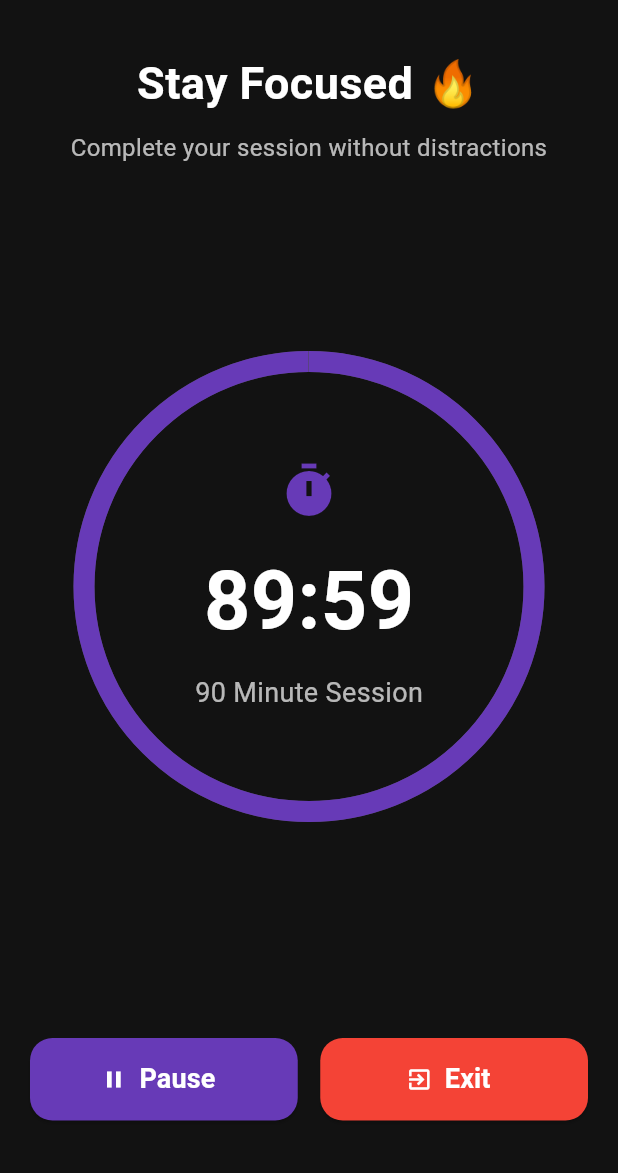
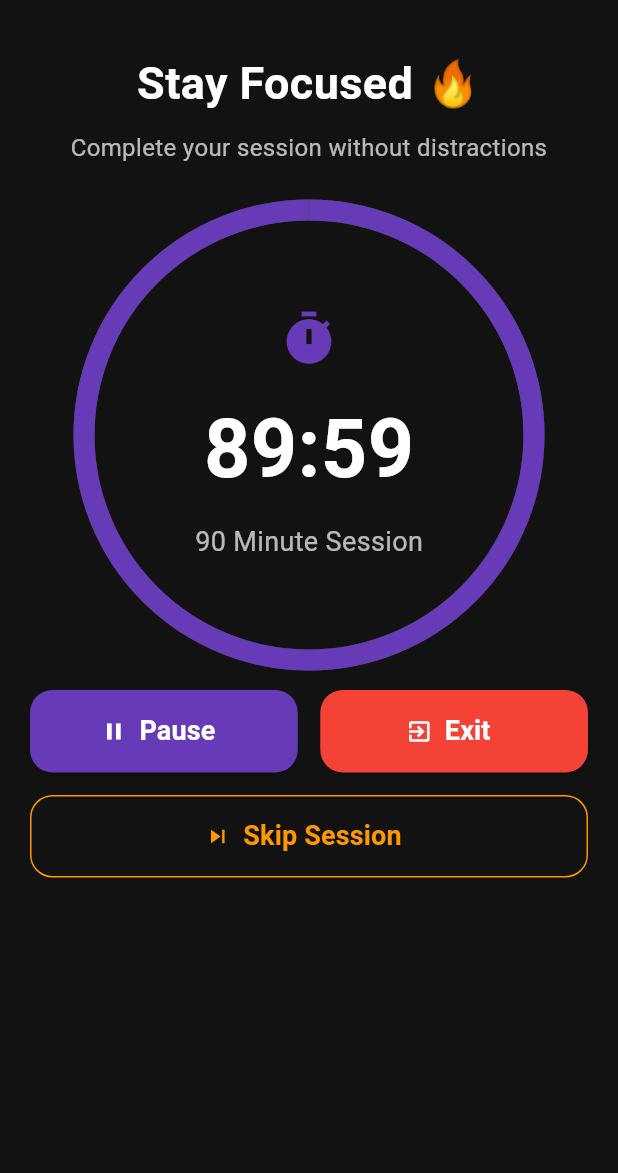
Before and after one commit to varuntej-suri/FocusForge, a Flutter app: the screen it shows after launch, after a tap on "START FOCUS", on a phone screen of 412 x 824 dp, the part 63-1236 px from its top. Run offline on Flutter 3.47's test engine with Material 3 defaults, Android fonts, the phone set to English and light mode, and no system bars; our stand-ins replace wakelock_plus.

Commit message:
feat: add skip session and session result screen

```diff
--- a/lib/screens/timer/timer_screen.dart
+++ b/lib/screens/timer/timer_screen.dart
@@ -1,6 +1,8 @@
 import 'dart:async';
 import 'package:flutter/material.dart';
 import 'package:wakelock_plus/wakelock_plus.dart';
+
+import 'session_result_screen.dart';
 
 class TimerScreen extends StatefulWidget {
   final int minutes;
@@ -22,19 +24,20 @@ class _TimerScreenState extends State<TimerScreen> {
   bool isRunning = true;
 
   @override
-  @override
   void initState() {
     super.initState();
 
     totalSeconds = widget.minutes * 60;
     remainingSeconds = totalSeconds;
 
-    // Prevent screen from sleeping
     WakelockPlus.enable();
 
     startTimer();
   }
 
+  // -----------------------------
+  // Start Timer
+  // -----------------------------
   void startTimer() {
     timer = Timer.periodic(
       const Duration(seconds: 1),
@@ -45,15 +48,20 @@ class _TimerScreenState extends State<TimerScreen> {
           });
         } else {
           timer.cancel();
+
           WakelockPlus.disable();
 
-            ScaffoldMessenger.of(context).showSnackBar(
-              const SnackBar(
-                content: Text("🎉 Focus Session Completed!"),
+          Navigator.pushReplacement(
+            context,
+            MaterialPageRoute(
+              builder: (_) => SessionResultScreen(
+                minutes: widget.minutes,
+                totalSeconds: totalSeconds,
+                focusedSeconds: totalSeconds,
+                completed: true,
+              ),
             ),
           );
-
-            Navigator.pop(context);
         }
       },
     );
@@ -63,6 +71,9 @@ class _TimerScreenState extends State<TimerScreen> {
     });
   }
 
+  // -----------------------------
+  // Pause Timer
+  // -----------------------------
   void pauseTimer() {
     timer?.cancel();
 
@@ -71,10 +82,61 @@ class _TimerScreenState extends State<TimerScreen> {
     });
   }
 
+  // -----------------------------
+  // Resume Timer
+  // -----------------------------
   void resumeTimer() {
     startTimer();
+  }  // -----------------------------
+  // Skip Session Dialog
+  // -----------------------------
+  void showSkipDialog() {
+    showDialog(
+      context: context,
+      builder: (context) => AlertDialog(
+        title: const Text("Skip Session?"),
+        content: const Text(
+          "Are you sure you want to skip this focus session?",
+        ),
+        actions: [
+          TextButton(
+            onPressed: () {
+              Navigator.pop(context);
+            },
+            child: const Text("Continue"),
+          ),
+          ElevatedButton(
+            onPressed: () {
+              Navigator.pop(context);
+
+              timer?.cancel();
+              WakelockPlus.disable();
+
+              final focusedSeconds =
+                  totalSeconds - remainingSeconds;
+
+              Navigator.pushReplacement(
+                context,
+                MaterialPageRoute(
+                  builder: (_) => SessionResultScreen(
+                    minutes: widget.minutes,
+                    totalSeconds: totalSeconds,
+                    focusedSeconds: focusedSeconds,
+                    completed: false,
+                  ),
+                ),
+              );
+            },
+            child: const Text("Skip"),
+          ),
+        ],
+      ),
+    );
   }
 
+  // -----------------------------
+  // Format Timer
+  // -----------------------------
   String formatTime() {
     final minutes = remainingSeconds ~/ 60;
     final seconds = remainingSeconds % 60;
@@ -91,8 +153,7 @@ class _TimerScreenState extends State<TimerScreen> {
 
   @override
   Widget build(BuildContext context) {
-    final double progress =
-        remainingSeconds / totalSeconds;
+    final progress = remainingSeconds / totalSeconds;
 
     return Scaffold(
       backgroundColor: const Color(0xFF121212),
@@ -101,15 +162,13 @@ class _TimerScreenState extends State<TimerScreen> {
         backgroundColor: Colors.transparent,
         elevation: 0,
         centerTitle: true,
-        title: const Text(
-          "Focus Session",
-        ),
+        title: const Text("Focus Session"),
       ),
 
       body: SafeArea(
+        child: SingleChildScrollView(
           child: Column(
             children: [
-
               const SizedBox(height: 20),
 
               const Text(
@@ -132,8 +191,9 @@ class _TimerScreenState extends State<TimerScreen> {
                 ),
               ),
 
-            Expanded(
-              child: Center(
+              const SizedBox(height: 30),
+
+              Center(
                 child: SizedBox(
                   width: 300,
                   height: 300,
@@ -175,6 +235,7 @@ class _TimerScreenState extends State<TimerScreen> {
                               fontWeight: FontWeight.bold,
                             ),
                           ),
+
                           const SizedBox(height: 10),
 
                           Text(
@@ -190,16 +251,16 @@ class _TimerScreenState extends State<TimerScreen> {
                   ),
                 ),
               ),
-            ),
 
               Padding(
                 padding: const EdgeInsets.symmetric(
                   horizontal: 20,
                   vertical: 20,
                 ),
-              child: Row(
+                child: Column(
                   children: [
-
+                      Row(
+                      children: [
                         Expanded(
                           child: ElevatedButton.icon(
                             onPressed: () {
@@ -209,26 +270,19 @@ class _TimerScreenState extends State<TimerScreen> {
                                 resumeTimer();
                               }
                             },
-
                             style: ElevatedButton.styleFrom(
                               backgroundColor: Colors.deepPurple,
                               foregroundColor: Colors.white,
-                        minimumSize: const Size(
-                          double.infinity,
-                          55,
-                        ),
+                              minimumSize: const Size(double.infinity, 55),
                               shape: RoundedRectangleBorder(
-                          borderRadius:
-                              BorderRadius.circular(15),
+                                borderRadius: BorderRadius.circular(15),
                               ),
                             ),
-
                             icon: Icon(
                               isRunning
                                   ? Icons.pause
                                   : Icons.play_arrow,
                             ),
-
                             label: Text(
                               isRunning
                                   ? "Pause"
@@ -250,24 +304,15 @@ class _TimerScreenState extends State<TimerScreen> {
                               WakelockPlus.disable();
                               Navigator.pop(context);
                             },
-
                             style: ElevatedButton.styleFrom(
                               backgroundColor: Colors.red,
                               foregroundColor: Colors.white,
-                        minimumSize: const Size(
-                          double.infinity,
-                          55,
-                        ),
+                              minimumSize: const Size(double.infinity, 55),
                               shape: RoundedRectangleBorder(
-                          borderRadius:
-                              BorderRadius.circular(15),
+                                borderRadius: BorderRadius.circular(15),
                               ),
                             ),
-
-                      icon: const Icon(
-                        Icons.exit_to_app,
-                      ),
-
+                            icon: const Icon(Icons.exit_to_app),
                             label: const Text(
                               "Exit",
                               style: TextStyle(
@@ -279,9 +324,40 @@ class _TimerScreenState extends State<TimerScreen> {
                         ),
                       ],
                     ),
+
+                    const SizedBox(height: 15),
+
+                    SizedBox(
+                      width: double.infinity,
+                      height: 55,
+                      child: OutlinedButton.icon(
+                        onPressed: showSkipDialog,
+                        icon: const Icon(Icons.skip_next),
+                        label: const Text(
+                          "Skip Session",
+                          style: TextStyle(
+                            fontSize: 18,
+                            fontWeight: FontWeight.bold,
                           ),
-            const SizedBox(height: 15),
+                        ),
+                        style: OutlinedButton.styleFrom(
+                          foregroundColor: Colors.orange,
+                          side: const BorderSide(
+                            color: Colors.orange,
+                          ),
+                          shape: RoundedRectangleBorder(
+                            borderRadius: BorderRadius.circular(15),
+                          ),
+                        ),
+                      ),
+                    ),
                   ],
+                ),
+              ),
+
+              const SizedBox(height: 20),
+            ],
+          ),
         ),
       ),
     );
```
Also changed, not shown: lib/screens/timer/session_result_screen.dart (added, +182 -0 lines). Lines whose indentation alone changed are shown as unchanged.
